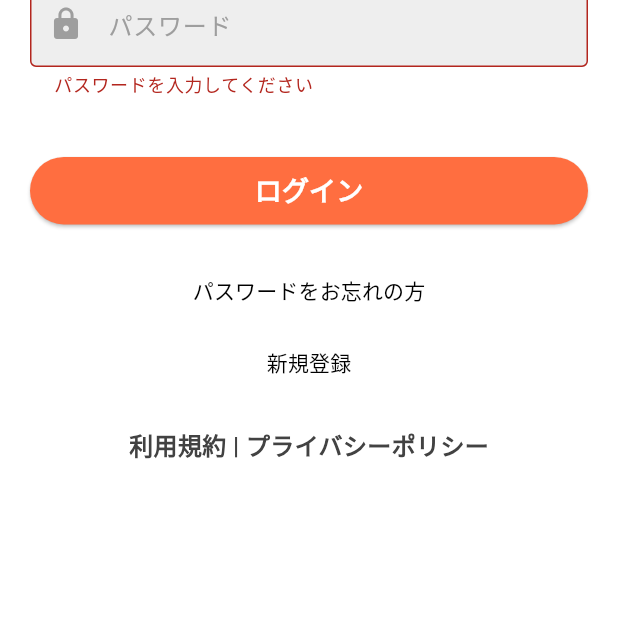
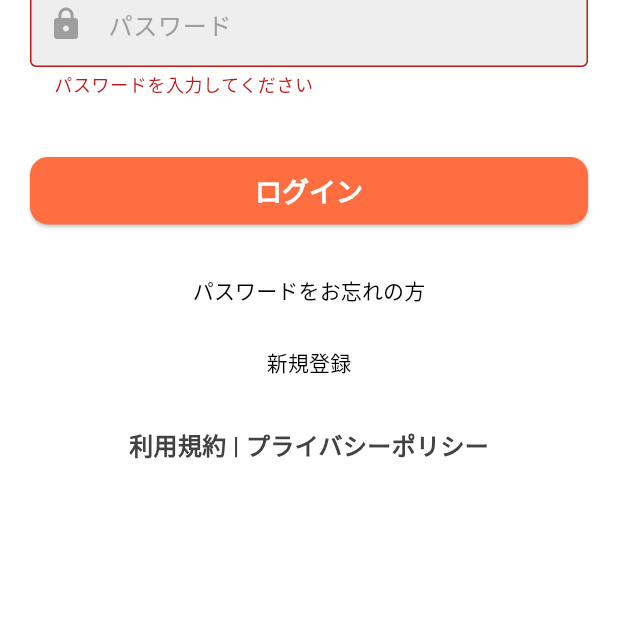
Before and after one commit to iesora/venu-matching, a Flutter app: the screen it shows after launch, after a tap on "ログイン", on a phone screen of 412 x 824 dp, the part 618-1236 px from its top. Run offline on Flutter 3.47's test engine with Material 3 defaults, Android fonts, the phone set to English and light mode, and no system bars; our stand-ins replace dotted_border, file_picker, flutter_chat_types, flutter_chat_ui, flutter_dotenv, flutter_hooks and 10 more; missing offline and left inert: flutter_logs, mobile_scanner, purchases_flutter; network calls fail.

```diff
--- a/mobile/lib/src/app.dart
+++ b/mobile/lib/src/app.dart
@@ -7,6 +7,7 @@ import 'screens/request/requestList.dart';
 import 'screens/myPage.dart';
 import 'screens/match/matchingList.dart'; // 追加
 import 'screens/qr_scan_screen.dart';
+import 'theme/app_theme.dart';
 import 'loginState.dart';
 import 'package:shared_preferences/shared_preferences.dart';
 import 'screens/auth/sign_in_screen.dart';
@@ -30,9 +31,7 @@ class MyApp extends StatelessWidget {
         child: MaterialApp(
           title: 'Flutter Demo',
           scaffoldMessengerKey: scaffoldMessengerKey,
-          theme: ThemeData(
-            primarySwatch: Colors.blue,
-          ),
+          theme: AppTheme.light,
           navigatorObservers: [CustomNavigatorObserver(context)],
           home: const MyStatefulWidget(),
           localizationsDelegates: const [
@@ -257,14 +256,33 @@ class _MyStatefulWidgetState extends State<MyStatefulWidget> {
                               label: 'マイページ',
                               backgroundColor: Colors.white),
                         ],
-                  type: BottomNavigationBarType.fixed,
-                  backgroundColor: Colors.white,
-                  selectedItemColor: Colors.deepOrangeAccent,
-                  unselectedItemColor: Colors.grey[400],
-                  selectedFontSize: 12,
-                  unselectedFontSize: 12,
-                  elevation: 8,
-                  showUnselectedLabels: true,
+                  type: Theme.of(context).bottomNavigationBarTheme.type ??
+                      BottomNavigationBarType.fixed,
+                  backgroundColor: Theme.of(context)
+                      .bottomNavigationBarTheme
+                      .backgroundColor,
+                  selectedItemColor: Theme.of(context)
+                      .bottomNavigationBarTheme
+                      .selectedItemColor,
+                  unselectedItemColor: Theme.of(context)
+                      .bottomNavigationBarTheme
+                      .unselectedItemColor,
+                  selectedFontSize: Theme.of(context)
+                          .bottomNavigationBarTheme
+                          .selectedLabelStyle
+                          ?.fontSize ??
+                      12,
+                  unselectedFontSize: Theme.of(context)
+                          .bottomNavigationBarTheme
+                          .unselectedLabelStyle
+                          ?.fontSize ??
+                      12,
+                  elevation:
+                      Theme.of(context).bottomNavigationBarTheme.elevation,
+                  showUnselectedLabels: Theme.of(context)
+                          .bottomNavigationBarTheme
+                          .showUnselectedLabels ??
+                      true,
                 ),
               )
             : const SizedBox.shrink());
--- /dev/null
+++ b/mobile/lib/src/theme/app_theme.dart
@@ -0,0 +1,110 @@
+import 'package:flutter/material.dart';
+
+class AppColors {
+  AppColors._();
+
+  static const Color primaryBrown = Color(0xFF6B4F3B); // 深めのブラウン
+  static const Color secondaryBrown = Color(0xFF8C6E54); // 補助ブラウン
+  static const Color background = Color(0xFFFCFAF7); // 温かみのあるオフホワイト
+  static const Color surface = Colors.white; // カードなど
+  static const Color textPrimary = Color(0xFF27241D); // ダークブラウン寄りのテキスト
+  static const Color textSecondary = Color(0xFF6F6B63);
+}
+
+class AppTheme {
+  AppTheme._();
+
+  static ThemeData get light {
+    final ColorScheme colorScheme = ColorScheme.fromSeed(
+      seedColor: AppColors.primaryBrown,
+      brightness: Brightness.light,
+    ).copyWith(
+      primary: AppColors.primaryBrown,
+      secondary: AppColors.secondaryBrown,
+      surface: AppColors.surface,
+      background: AppColors.background,
+      onPrimary: Colors.white,
+      onSecondary: Colors.white,
+      onSurface: AppColors.textPrimary,
+      onBackground: AppColors.textPrimary,
+    );
+
+    return ThemeData(
+      useMaterial3: true,
+      colorScheme: colorScheme,
+      scaffoldBackgroundColor: AppColors.background,
+      appBarTheme: AppBarTheme(
+        backgroundColor: AppColors.surface,
+        foregroundColor: AppColors.textPrimary,
+        elevation: 0,
+        scrolledUnderElevation: 0,
+        centerTitle: false,
+        iconTheme: IconThemeData(color: AppColors.textPrimary),
+        titleTextStyle: const TextStyle(
+          fontSize: 16,
+          fontWeight: FontWeight.w700,
+          color: AppColors.textPrimary,
+        ),
+      ),
+      bottomNavigationBarTheme: BottomNavigationBarThemeData(
+        backgroundColor: AppColors.surface,
+        elevation: 8,
+        type: BottomNavigationBarType.fixed,
+        selectedItemColor: colorScheme.primary,
+        unselectedItemColor: colorScheme.outline,
+        selectedIconTheme: const IconThemeData(size: 26),
+        unselectedIconTheme: const IconThemeData(size: 24),
+        selectedLabelStyle: const TextStyle(fontWeight: FontWeight.w600),
+        unselectedLabelStyle: const TextStyle(fontWeight: FontWeight.w500),
+        showUnselectedLabels: true,
+      ),
+      tabBarTheme: TabBarThemeData(
+        labelColor: colorScheme.primary,
+        unselectedLabelColor: colorScheme.outline,
+        indicator: UnderlineTabIndicator(
+          borderSide: BorderSide(
+            width: 2.0,
+            color: colorScheme.primary,
+          ),
+        ),
+        labelStyle: const TextStyle(fontWeight: FontWeight.w700),
+        unselectedLabelStyle: const TextStyle(fontWeight: FontWeight.w500),
+        indicatorSize: TabBarIndicatorSize.tab,
+      ),
+      elevatedButtonTheme: ElevatedButtonThemeData(
+        style: ElevatedButton.styleFrom(
+          backgroundColor: colorScheme.primary,
+          foregroundColor: colorScheme.onPrimary,
+          textStyle: const TextStyle(fontWeight: FontWeight.w700),
+          shape: RoundedRectangleBorder(
+            borderRadius: BorderRadius.circular(12),
+          ),
+        ),
+      ),
+      inputDecorationTheme: InputDecorationTheme(
+        filled: true,
+        fillColor: AppColors.surface,
+        border: OutlineInputBorder(
+          borderRadius: BorderRadius.circular(12),
+          borderSide: BorderSide(color: colorScheme.outlineVariant),
+        ),
+        enabledBorder: OutlineInputBorder(
+          borderRadius: BorderRadius.circular(12),
+          borderSide: BorderSide(color: colorScheme.outlineVariant),
+        ),
+        focusedBorder: OutlineInputBorder(
+          borderRadius: BorderRadius.circular(12),
+          borderSide: BorderSide(color: colorScheme.primary, width: 1.5),
+        ),
+      ),
+      cardTheme: CardThemeData(
+        color: AppColors.surface,
+        elevation: 1,
+        margin: const EdgeInsets.all(12),
+        shape: RoundedRectangleBorder(
+          borderRadius: BorderRadius.circular(16),
+        ),
+      ),
+    );
+  }
+}
```
Also changed, not shown: mobile/lib/src/screens/event/eventCreators.dart (deleted, +0 -144 lines), mobile/lib/src/screens/event/eventDetail.dart (+7 -2 lines), mobile/lib/src/screens/event/event_creators_screen.dart (added, +66 -0 lines), mobile/lib/src/screens/userDetail.dart (+9 -17 lines).
